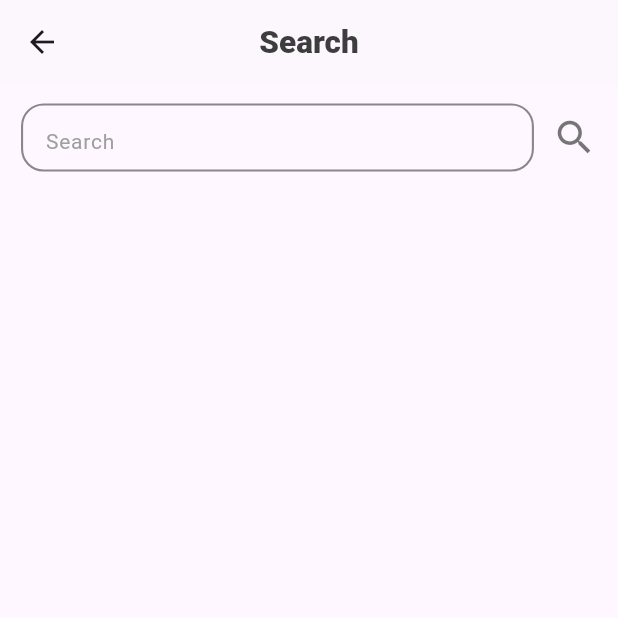
After one commit to Uttkarsh-raj/Legal-Edge, a Flutter app: the SearchLawyerPage screen opened directly, on a phone screen of 412 x 824 dp, the top half of it. The commit adds this screen. Run offline on Flutter 3.47's test engine with Material 2 defaults, Android fonts, the phone set to English and light mode, and no system bars; our stand-ins replace cloud_firestore, firebase_auth, firebase_core, flutter_iconly, google_sign_in, wave; accounts and stored records are empty; network calls fail.

Commit message:
search lawyers ui

```diff
--- /dev/null
+++ b/lib/screens/search_lawyer_page.dart
@@ -0,0 +1,60 @@
+import 'package:flutter/material.dart';
+import 'package:hackman/utils/input_field.dart';
+
+import '../app_consts/app_colors.dart';
+
+class SearchLawyerPage extends StatefulWidget {
+  const SearchLawyerPage({super.key});
+
+  @override
+  State<SearchLawyerPage> createState() => _SearchLawyerPageState();
+}
+
+class _SearchLawyerPageState extends State<SearchLawyerPage> {
+  TextEditingController searchController = TextEditingController();
+
+  @override
+  void dispose() {
+    searchController.dispose();
+    super.dispose();
+  }
+
+  @override
+  Widget build(BuildContext context) {
+    return Scaffold(
+      appBar: AppBar(
+        centerTitle: true,
+        title: const Text(
+          'Search',
+          style: TextStyle(
+            color: AppColorsConstants.tertiaryBlackColor,
+            fontSize: 21,
+            fontWeight: FontWeight.w800,
+          ),
+        ),
+      ),
+      body: Padding(
+        padding: const EdgeInsets.all(8.0),
+        child: Column(
+          children: [
+            Row(
+              mainAxisAlignment: MainAxisAlignment.spaceAround,
+              children: [
+                InputField(
+                  controller: searchController,
+                  hinttext: 'Search',
+                ),
+                Icon(
+                  Icons.search_outlined,
+                  size: 30,
+                  color: AppColorsConstants.tertiaryBlackColor.withOpacity(0.7),
+                ),
+              ],
+            ),
+            const SizedBox(height: 10),
+          ],
+        ),
+      ),
+    );
+  }
+}
--- a/lib/screens/sign_in.dart
+++ b/lib/screens/sign_in.dart
@@ -60,7 +60,7 @@ class _SignInPageState extends State<SignInPage> {
           Padding(
             padding: const EdgeInsets.fromLTRB(8.0, 3, 8, 3),
             child: Text(
-              'Unlock legal expertise at your fingertips',
+              'Unlock legal advice at your fingertips',
               style: TextStyle(
                 color: AppColorsConstants.secondaryPurpleColor.withOpacity(0.7),
                 fontSize: 13,
--- /dev/null
+++ b/lib/utils/input_field.dart
@@ -0,0 +1,49 @@
+import 'package:flutter/material.dart';
+import 'package:hackman/app_consts/app_colors.dart';
+
+class InputField extends StatelessWidget {
+  const InputField({super.key, required this.hinttext, this.controller});
+  final String hinttext;
+  final TextEditingController? controller;
+
+  @override
+  Widget build(BuildContext context) {
+    var size = MediaQuery.of(context).size;
+
+    return Column(
+      crossAxisAlignment: CrossAxisAlignment.start,
+      children: [
+        SizedBox(
+          width: size.width * 0.83,
+          child: Padding(
+            padding: const EdgeInsets.fromLTRB(0, 5, 0, 5),
+            child: Container(
+              height: size.height * 0.055,
+              decoration: BoxDecoration(
+                border: Border.all(
+                  width: 1.4,
+                  color: AppColorsConstants.tertiaryBlackColor.withOpacity(0.6),
+                ),
+                borderRadius: BorderRadius.circular(15),
+              ),
+              child: Center(
+                child: Padding(
+                  padding: const EdgeInsets.fromLTRB(15, 0, 0, 0),
+                  child: TextField(
+                    controller: controller,
+                    decoration: InputDecoration(
+                      hintText: hinttext,
+                      hintStyle:
+                          const TextStyle(color: Colors.grey, fontSize: 14),
+                      border: InputBorder.none,
+                    ),
+                  ),
+                ),
+              ),
+            ),
+          ),
+        ),
+      ],
+    );
+  }
+}
```
Also changed, not shown: lib/main.dart (+7 -2 lines), lib/screens/main_auth_page.dart (added, +95 -0 lines), lib/screens/main_page.dart (deleted, +0 -24 lines), lib/screens/posts_page.dart (+0 -22 lines).
